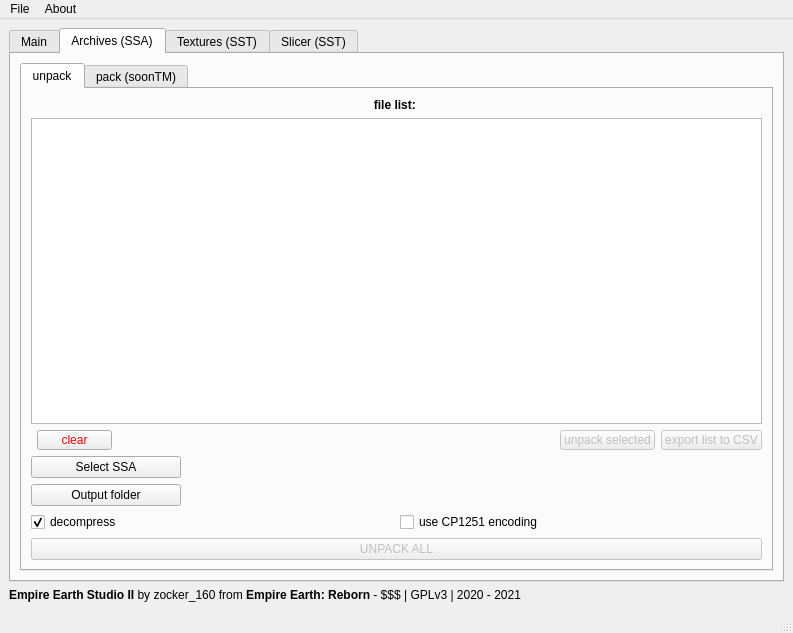
The window that src/ui/ui/mainWindow.ui (EE-modders/Empire-Earth-Studio-2) describes before a commit, drawn with Qt 5.
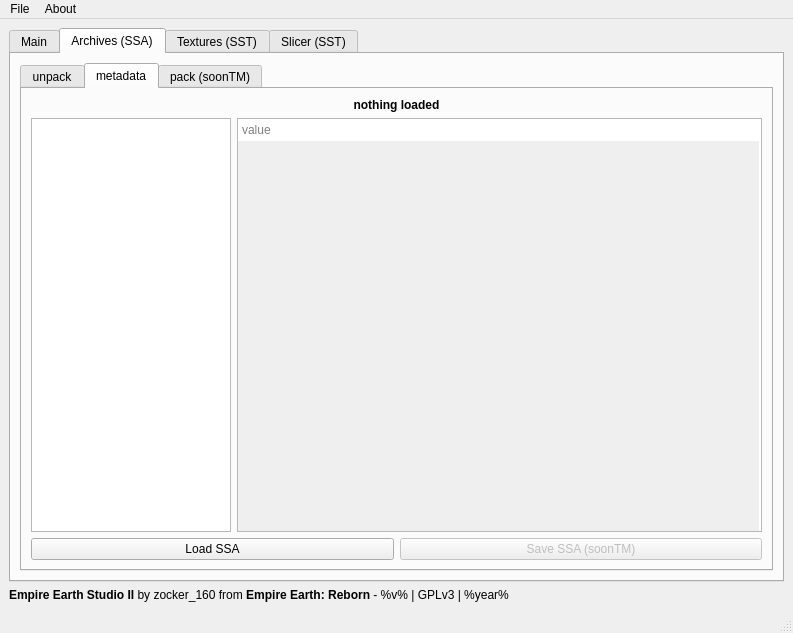
The same window after the commit. Icons and pictures are not drawn. Custom widgets are drawn as their Qt base class.

Commit message: add SSA metadata tab

What changed in the file:
```diff
--- a/src/ui/ui/mainWindow.ui
+++ b/src/ui/ui/mainWindow.ui
@@ -100,7 +100,7 @@
         <item>
          <widget class="QTabWidget" name="tab_ssa_pack_unpack">
           <property name="currentIndex">
-           <number>0</number>
+           <number>1</number>
           </property>
           <widget class="QWidget" name="subtab_unpack">
            <attribute name="title">
@@ -368,6 +368,86 @@
             </item>
            </layout>
           </widget>
+          <widget class="QWidget" name="subtab_metadata">
+           <property name="enabled">
+            <bool>true</bool>
+           </property>
+           <attribute name="title">
+            <string>metadata</string>
+           </attribute>
+           <layout class="QVBoxLayout" name="verticalLayout_4">
+            <item>
+             <widget class="QLabel" name="subtab_ssa_label">
+              <property name="font">
+               <font>
+                <weight>75</weight>
+                <bold>true</bold>
+               </font>
+              </property>
+              <property name="text">
+               <string>nothing loaded</string>
+              </property>
+              <property name="alignment">
+               <set>Qt::AlignCenter</set>
+              </property>
+             </widget>
+            </item>
+            <item>
+             <layout class="QHBoxLayout" name="horizontalLayout_10">
+              <item>
+               <widget class="QListWidget" name="subtab_ssa_keylist">
+                <property name="maximumSize">
+                 <size>
+                  <width>200</width>
+                  <height>16777215</height>
+                 </size>
+                </property>
+                <property name="alternatingRowColors">
+                 <bool>true</bool>
+                </property>
+               </widget>
+              </item>
+              <item>
+               <widget class="QPlainTextEdit" name="subtab_ssa_value">
+                <property name="acceptDrops">
+                 <bool>false</bool>
+                </property>
+                <property name="readOnly">
+                 <bool>true</bool>
+                </property>
+                <property name="backgroundVisible">
+                 <bool>true</bool>
+                </property>
+                <property name="placeholderText">
+                 <string>value</string>
+                </property>
+               </widget>
+              </item>
+             </layout>
+            </item>
+            <item>
+             <layout class="QHBoxLayout" name="horizontalLayout_11">
+              <item>
+               <widget class="QPushButton" name="subtab_ssa_load">
+                <property name="text">
+                 <string>Load SSA</string>
+                </property>
+               </widget>
+              </item>
+              <item>
+               <widget class="QPushButton" name="subtab_ssa_save">
+                <property name="enabled">
+                 <bool>false</bool>
+                </property>
+                <property name="text">
+                 <string>Save SSA (soonTM)</string>
+                </property>
+               </widget>
+              </item>
+             </layout>
+            </item>
+           </layout>
+          </widget>
           <widget class="QWidget" name="subtab_pack">
            <attribute name="title">
             <string>pack (soonTM)</string>
@@ -1100,7 +1180,7 @@
     <item>
      <widget class="QLabel" name="main_infotext">
       <property name="text">
-       <string>&lt;html&gt;&lt;head/&gt;&lt;body&gt;&lt;p&gt;&lt;span style=&quot; font-weight:600;&quot;&gt;Empire Earth Studio II&lt;/span&gt; by zocker_160 from &lt;span style=&quot; font-weight:600;&quot;&gt;Empire Earth: Reborn&lt;/span&gt; - $$$ | GPLv3 | 2020 - 2021&lt;/p&gt;&lt;/body&gt;&lt;/html&gt;</string>
+       <string>&lt;html&gt;&lt;head/&gt;&lt;body&gt;&lt;p&gt;&lt;span style=&quot; font-weight:600;&quot;&gt;Empire Earth Studio II&lt;/span&gt; by zocker_160 from &lt;span style=&quot; font-weight:600;&quot;&gt;Empire Earth: Reborn&lt;/span&gt; - %v% | GPLv3 | %year%&lt;/p&gt;&lt;/body&gt;&lt;/html&gt;</string>
       </property>
       <property name="alignment">
        <set>Qt::AlignLeading|Qt::AlignLeft|Qt::AlignVCenter</set>
```
Left out of the diff: 67 changed lines with no effect on the pictures. The commit also changes 3 other files.
